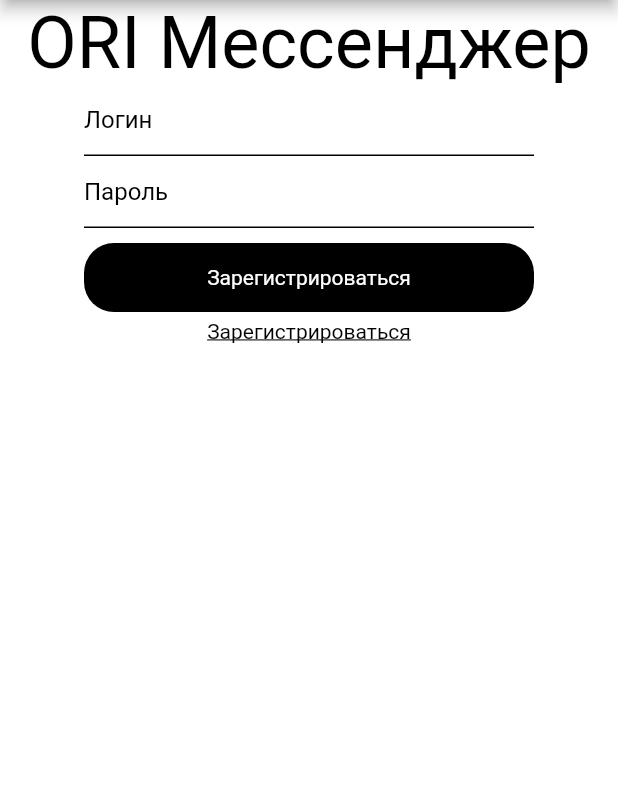
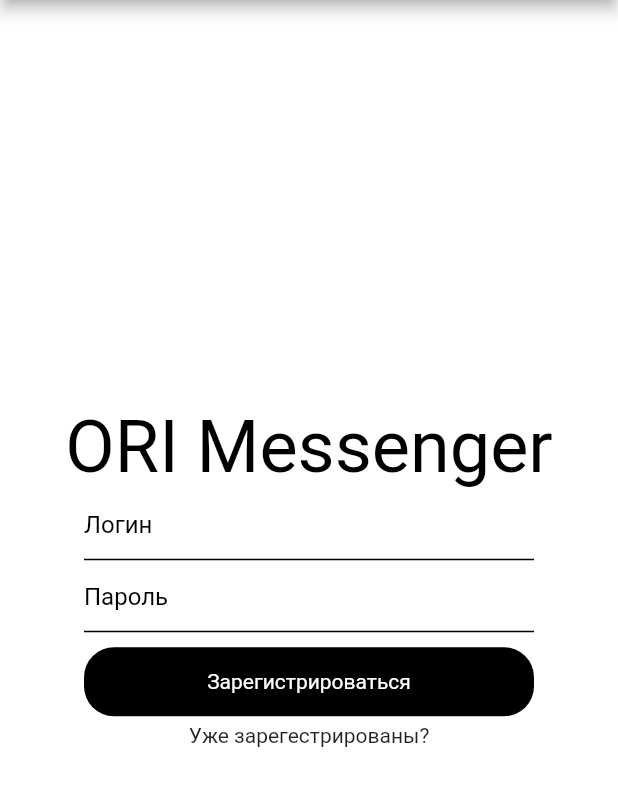
Before and after one commit to chygunok/ori_instant_messenger, a Flutter app: the RegistrationPage screen opened directly, on a phone screen of 412 x 824 dp, the part 84-890 px from its top. Run offline on Flutter 3.47's test engine with Material 2 defaults, Android fonts, the phone set to English and light mode, and no system bars; our stand-ins replace google_fonts.

Commit message:
Ну тут да, вот

```diff
--- a/app/lib/main.dart
+++ b/app/lib/main.dart
@@ -1,4 +1,4 @@
-import 'package:app/login.dart';
+import 'package:app/screens/login.dart';
 import 'package:flutter/material.dart';
 
 void main() {
--- a/app/lib/models/messageModel.dart
+++ b/app/lib/models/messageModel.dart
@@ -19,7 +19,7 @@ class Message {
 final User currentUser = User(
   id: 0,
   name: 'Current User',
-  imageUrl: 'assets/images/greg.jpg',
+  imageUrl: 'assets/id0.jpg',
 );
 
 // USERS
--- a/app/lib/registration.dart
+++ /dev/null
@@ -1,96 +0,0 @@
-import 'package:flutter/material.dart';
-import 'package:app/theme.dart';
-import 'package:app/widgets.dart';
-
-class RegistrationPage extends StatefulWidget {
-  @override
-  _RegistrationPageState createState() => _RegistrationPageState();
-}
-
-class _RegistrationPageState extends State<RegistrationPage> {
-  TextEditingController controller = new TextEditingController();
-  @override
-  Widget build(BuildContext context) {
-    var login = TextField(
-      decoration: InputDecoration(
-          border: OutlineInputBorder(
-              borderSide: BorderSide(color: AppColors.mainBlack[800])),
-          labelText: 'Логин',
-          hoverColor: Colors.black),
-      controller: controller,
-    );
-
-    return Scaffold(
-      appBar: MainAppBar(context),
-      body: SingleChildScrollView(
-        child: Center(
-          // Todo: ВОТ БЫ ПОНИЖЕ СДЕЛАТЬ
-          child: Column(
-            mainAxisAlignment: MainAxisAlignment.center,
-            children: [
-              Text(
-                "ORI Мессенджер",
-                style: TextStyle(
-                  color: Colors.black,
-                  fontSize: 48,
-                ),
-              ),
-              Container(
-                width: 300,
-                child: TextField(
-                  style: TextStyle(color: Colors.black),
-                  decoration: InputDecoration(
-                    hintText: 'Логин',
-                    hintStyle: TextStyle(color: Colors.black),
-                    focusedBorder: UnderlineInputBorder(
-                        borderSide: BorderSide(color: Colors.black)),
-                    enabledBorder: UnderlineInputBorder(
-                        borderSide: BorderSide(color: Colors.black)),
-                  ),
-                ),
-              ),
-              Container(
-                width: 300,
-                child: TextField(
-                  style: TextStyle(color: Colors.black),
-                  obscureText: true,
-                  decoration: InputDecoration(
-                    hintText: 'Пароль',
-                    hintStyle: TextStyle(color: Colors.black),
-                    focusedBorder: UnderlineInputBorder(
-                        borderSide: BorderSide(color: Colors.black)),
-                    enabledBorder: UnderlineInputBorder(
-                        borderSide: BorderSide(color: Colors.black)),
-                  ),
-                ),
-              ),
-              SizedBox(height: 10),
-              Container(
-                alignment: Alignment.center,
-                width: 300,
-                padding: EdgeInsets.symmetric(vertical: 15),
-                decoration: BoxDecoration(
-                    color: Colors.black,
-                    borderRadius: BorderRadius.circular(20)),
-                child: Text("Зарегистрироваться",
-                    style: TextStyle(color: Colors.white)),
-              ),
-              SizedBox(height: 5),
-              Row(
-                mainAxisAlignment: MainAxisAlignment.center,
-                children: [
-                  Text(
-                    "Зарегистрироваться",
-                    style: TextStyle(
-                        color: Colors.black,
-                        decoration: TextDecoration.underline),
-                  )
-                ],
-              ),
-            ],
-          ),
-        ),
-      ),
-    );
-  }
-}
--- a/app/lib/mainMenu.dart
+++ b/app/lib/screens/mainMenu.dart
@@ -1,6 +1,6 @@
 import 'package:app/widgets.dart';
 import 'package:flutter/material.dart';
-import 'package:app/recentChats.dart';
+import 'package:app/screens/recentChats.dart';
 
 // Ограничения для виджетов объявляются в родителях.
 // Размеры (желаемые) задаются в самом виджете.
@@ -71,7 +71,7 @@ class _MainMenu extends State<MainMenu> {
                   flex: 2,
                   child: OrientationBuilder(
                     builder: (context, orientation) => Container(
-                      color: Colors.red,
+                      color: Colors.white,
                       child: Center(
                         child: Text(
                           'пожалуйста',
--- a/app/lib/recentChats.dart
+++ b/app/lib/screens/recentChats.dart
@@ -1,6 +1,6 @@
 import 'package:flutter/material.dart';
 import 'package:app/models/messageModel.dart';
-import 'package:app/chatScreens.dart';
+import 'package:app/screens/chatScreens.dart';
 
 class RecentChats extends StatelessWidget {
   @override
@@ -26,7 +26,7 @@ class RecentChats extends StatelessWidget {
                   padding:
                       EdgeInsets.symmetric(horizontal: 10.0, vertical: 10.0),
                   decoration: BoxDecoration(
-                    color: chat.unread ? Color(0xFFFFEFEE) : Colors.white,
+                    color: chat.unread ? Color(0xFFE9E9E9) : Colors.white,
                   ),
                   child: Row(
                     mainAxisAlignment: MainAxisAlignment.start,
--- /dev/null
+++ b/app/lib/screens/registration.dart
@@ -0,0 +1,80 @@
+import 'package:flutter/material.dart';
+import 'package:app/widgets.dart';
+import 'package:app/screens/login.dart';
+
+class RegistrationPage extends StatefulWidget {
+  @override
+  _RegistrationPageState createState() => _RegistrationPageState();
+}
+
+class _RegistrationPageState extends State<RegistrationPage> {
+  TextEditingController controller = new TextEditingController();
+  @override
+  Widget build(BuildContext context) {
+    return Scaffold(
+      appBar: MainAppBar(context),
+      body: Center(
+        child: Column(
+          mainAxisAlignment: MainAxisAlignment.center,
+          children: [
+            Text(
+              "ORI Messenger",
+              style: TextStyle(
+                color: Colors.black,
+                fontSize: 48,
+              ),
+            ),
+            Container(
+              width: 300,
+              child: TextField(
+                style: TextStyle(color: Colors.black),
+                decoration: InputDecoration(
+                  hintText: 'Логин',
+                  hintStyle: TextStyle(color: Colors.black),
+                  focusedBorder: UnderlineInputBorder(
+                      borderSide: BorderSide(color: Colors.black)),
+                  enabledBorder: UnderlineInputBorder(
+                      borderSide: BorderSide(color: Colors.black)),
+                ),
+              ),
+            ),
+            Container(
+              width: 300,
+              child: TextField(
+                style: TextStyle(color: Colors.black),
+                obscureText: true,
+                decoration: InputDecoration(
+                  hintText: 'Пароль',
+                  hintStyle: TextStyle(color: Colors.black),
+                  focusedBorder: UnderlineInputBorder(
+                      borderSide: BorderSide(color: Colors.black)),
+                  enabledBorder: UnderlineInputBorder(
+                      borderSide: BorderSide(color: Colors.black)),
+                ),
+              ),
+            ),
+            SizedBox(height: 10),
+            Container(
+              alignment: Alignment.center,
+              width: 300,
+              padding: EdgeInsets.symmetric(vertical: 15),
+              decoration: BoxDecoration(
+                  color: Colors.black, borderRadius: BorderRadius.circular(20)),
+              child: Text("Зарегистрироваться",
+                  style: TextStyle(color: Colors.white)),
+            ),
+            SizedBox(height: 5),
+            Container(
+              alignment: Alignment.center,
+              child: InkWell(
+                child: new Text('Уже зарегестрированы?'),
+                onTap: () => Navigator.push(context,
+                    MaterialPageRoute(builder: (context) => LoginPage())),
+              ),
+            ),
+          ],
+        ),
+      ),
+    );
+  }
+}
--- a/app/lib/theme.dart
+++ b/app/lib/theme.dart
@@ -17,33 +17,4 @@ class AppColors {
       100: Color(0xFFFFFFFF),
     },
   );
-
-  static const red = MaterialColor(
-    0xFFD8393F,
-    {
-      900: Color(0xFFbb292c),
-      800: Color(0xFFcb3337),
-      700: Color(0xFFd8393e),
-      600: Color(0xFFea4245),
-      500: Color(0xFFf94a46),
-      400: Color(0xFFf35b5e),
-      300: Color(0xFFe7797e),
-      200: Color(0xFFf09ea2),
-      100: Color(0xFFffd0d7),
-      50: Color(0xFFffecf0),
-    },
-  );
 }
-
-// class AppStyles {
-//   static final cardHeader = GoogleFonts.balsamiq(
-//     fontSize: 18,
-//     fontWeight: FontWeight.w500,
-//   ) as TextStyle;
-//   // TextStyle(
-//   //   fontSize: 18,
-//   //   fontWeight: FontWeight.w500,
-//   //   // Monserrat
-//   // );
-//   // 24 Header Page
-// }
```
Also changed, not shown: app/lib/clientModel.dart (added, +39 -0 lines), app/lib/dataBase.dart (added, +103 -0 lines), app/lib/login.dart (deleted, +0 -126 lines), app/lib/screens/chatScreens.dart (renamed from app/lib/chatScreens.dart, +9 -7 lines), app/lib/screens/login.dart (added, +121 -0 lines), app/assets/id0.jpg (added).
